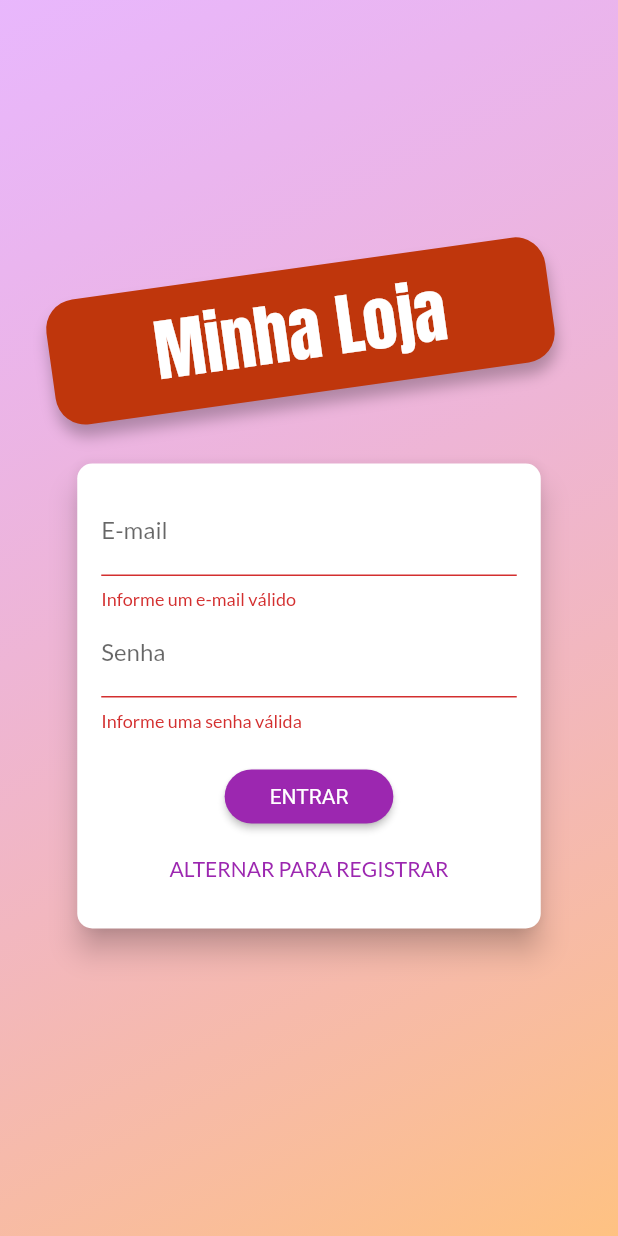
After one commit to ljeronimodarocha/loja, a Flutter app: the screen it shows after launch, after a tap on "ENTRAR", on a phone screen of 412 x 824 dp. The commit adds this screen. Run offline on Flutter 3.47's test engine with Material 2 defaults, Android fonts, the phone set to English and light mode, and no system bars; our stand-ins replace shared_preferences; network calls fail.

Commit message:
finalizado módulo 11 autenticação.

```diff
--- /dev/null
+++ b/lib/data/store.dart
@@ -0,0 +1,35 @@
+import 'dart:convert';
+
+import 'package:shared_preferences/shared_preferences.dart';
+
+class Store {
+  static Future<void> saveString(String key, String value) async {
+    final prefs = await SharedPreferences.getInstance();
+    prefs.setString(key, value);
+  }
+
+  static Future<void> saveMap(String key, Map<String, dynamic> value) async {
+    saveString(key, jsonEncode(value));
+  }
+
+  static Future<String> getString(String key) async {
+    final prefs = await SharedPreferences.getInstance();
+    return prefs.getString(key);
+  }
+
+  static Future<Map<String, dynamic>> getMap(String key) async {
+    try {
+      Map<String, dynamic> map = jsonDecode(await getString(key));
+      return map;
+    } catch (_) {
+      return null;
+    }
+  }
+
+  static Future<bool> remove(String key) async {
+    final prefs = await SharedPreferences.getInstance();
+    return prefs.remove(key);
+  }
+
+
+}
--- /dev/null
+++ b/lib/exceptions/firebase_exception.dart
@@ -0,0 +1,23 @@
+class FireBaseException implements Exception {
+  static const Map<String, String> errors = {
+    "EMAIL_EXISTS": "E-mail já existe",
+    "OPERATION_NOT_ALLOWED": "Operação não permitida!",
+    "TOO_MANY_ATTEMPTS_TRY_LATER": "Tente mais tarde!",
+    "EMAIL_NOT_FOUND": "E-mail não encontrado",
+    "INVALID_PASSWORD": "Senha Inválida",
+    "USER_DISABLED": "Usuário desativado",
+  };
+
+  final String key;
+
+  const FireBaseException(this.key);
+
+  @override
+  String toString() {
+    if (errors.containsKey(key)) {
+      return errors[key];
+    } else {
+      return "Ocorreu um erro na autentica��o!";
+    }
+  }
+}
--- a/lib/main.dart
+++ b/lib/main.dart
@@ -1,18 +1,20 @@
 import 'package:flutter/material.dart';
 import 'package:provider/provider.dart';
+import 'package:shop/providers/auth.dart';
 import 'package:shop/providers/cart.dart';
 import 'package:shop/providers/orders.dart';
 import 'package:shop/utils/app_routes.dart';
+import 'package:shop/views/auth_home.dart';
 import 'package:shop/views/cart_screen.dart';
 import 'package:shop/views/oders_screen.dart';
 import 'package:shop/views/product_detail_screen.dart';
+import 'package:shop/views/products_overview_screen.dart';
 import 'package:shop/views/products_screen.dart';
 
 import './providers/products.dart';
 import './views/product_form_screen.dart';
-import './views/products_overview_screen.dart';
 
-//parei no modulo 10 aula 26 (dinalizado modulo 10)
+//parei no modulo 11 aula 15(iniciar aula 11)
 void main() => runApp(MyApp());
 
 class MyApp extends StatelessWidget {
@@ -21,13 +23,20 @@ class MyApp extends StatelessWidget {
     return MultiProvider(
       providers: [
         ChangeNotifierProvider(
-          create: (ctx) => new Products(),
+          create: (ctx) => new Auth(),
+        ),
+        ChangeNotifierProxyProvider<Auth, Products>(
+          create: (_) => new Products(),
+          update: (ctx, auth, previousProducts) =>
+              new Products(auth.token, previousProducts.items, auth.userId),
         ),
         ChangeNotifierProvider(
           create: (ctx) => new Cart(),
         ),
-        ChangeNotifierProvider(
+        ChangeNotifierProxyProvider<Auth, Orders>(
           create: (ctx) => new Orders(),
+          update: (ctx, auth, previousOrders) =>
+              new Orders(auth.token, previousOrders.items, auth.userId),
         ),
       ],
       child: MaterialApp(
@@ -39,9 +48,10 @@ class MyApp extends StatelessWidget {
               secondary: Colors.deepOrange,
             ),
             fontFamily: 'Lato'),
-        home: ProductOverViewScreen(),
+        home: AuthOrHome(),
         debugShowCheckedModeBanner: false,
         routes: {
+          AppRoutes.HOME: (ctx) => ProductOverViewScreen(),
           AppRoutes.PRODUCT_DETAIL: (ctx) => ProductDetailScreen(),
           AppRoutes.CART: (ctx) => CartScreen(),
           AppRoutes.ORDERS: (ctx) => OrderScreen(),
--- /dev/null
+++ b/lib/providers/auth.dart
@@ -0,0 +1,117 @@
+import 'dart:async';
+import 'dart:convert';
+
+import 'package:flutter/material.dart';
+import 'package:http/http.dart' as http;
+import 'package:shop/data/store.dart';
+import 'package:shop/exceptions/firebase_exception.dart';
+
+class Auth with ChangeNotifier {
+  String _userID;
+  String _token;
+  DateTime _expiryDate;
+  Timer _logoutTimer;
+
+  bool get isAuth {
+    return token != null;
+  }
+
+  String get userId {
+    return isAuth ? this._userID : null;
+  }
+
+  String get token {
+    if (_token != null &&
+        _expiryDate != null &&
+        _expiryDate.isAfter(DateTime.now())) {
+      return _token;
+    }
+    return null;
+  }
+
+  Future<void> _authenticate(String email, password, String urlSegment) async {
+    final _url =
+        "https://identitytoolkit.googleapis.com/v1/accounts:$urlSegment?key=AIzaSyAhtX9UlLDGpMEeqvkaQmqI1aAqYquzB9c";
+
+    final response = await http.post(
+      Uri.parse(_url),
+      body: jsonEncode(
+          {'email': email, 'password': password, 'returnSecureToken': true}),
+    );
+    final respondeBody = jsonDecode(response.body);
+    if (respondeBody["error"] != null) {
+      throw FireBaseException(respondeBody["error"]['message']);
+    } else {
+      this._token = respondeBody["idToken"];
+      this._userID = respondeBody["localId"];
+      this._expiryDate = DateTime.now().add(
+        Duration(
+          seconds: int.parse(respondeBody["expiresIn"]),
+        ),
+      );
+
+      Store.saveMap('userData', {
+        "token": _token,
+        "userID": _userID,
+        "expiryDate": _expiryDate.toIso8601String(),
+      });
+
+      _autoLogout();
+      notifyListeners();
+    }
+
+    return Future.value();
+  }
+
+  Future<void> signup(String email, String password) async {
+    return _authenticate(email, password, "signUp");
+  }
+
+  Future<void> entrar(String email, String password) async {
+    return _authenticate(email, password, "signInWithPassword");
+  }
+
+  Future<void> tryAutoLogin() async {
+    if (isAuth) {
+      return Future.value();
+    }
+    final userData = await Store.getMap('userData');
+    if (userData == null) {
+      return Future.value();
+    }
+
+    final expiryDate = DateTime.parse(userData["expiryDate"]);
+
+    if (expiryDate.isBefore(DateTime.now())) {
+      return Future.value();
+    }
+
+    _userID = userData["userID"];
+    _token = userData["token"];
+    _expiryDate = expiryDate;
+
+    _autoLogout();
+    notifyListeners();
+    return Future.value();
+  }
+
+  void logout() {
+    _token == null;
+    _userID = null;
+    _expiryDate = null;
+    if (_logoutTimer != null) {
+      _logoutTimer.cancel();
+      _logoutTimer = null;
+    }
+    Store.remove('userData');
+    notifyListeners();
+  }
+
+  void _autoLogout() {
+    if (_logoutTimer != null) {
+      _logoutTimer.cancel();
+    }
+    final timeToLogout = _expiryDate.difference(DateTime.now()).inSeconds;
+    _logoutTimer = Timer(Duration(seconds: timeToLogout), logout);
+  }
+}
--- a/lib/providers/orders.dart
+++ b/lib/providers/orders.dart
@@ -16,9 +16,17 @@ class Order {
 }
 
 class Orders with ChangeNotifier {
+
+  String _token;
+
+  String _userId;
+
+
+  Orders([this._token, this._items = const [], this._userId]);
+
   List<Order> _items = [];
 
-  final String _baseUrl = '${Constants.BASE_API_URL}/orders.json';
+  final String _baseUrl = '${Constants.BASE_API_URL}/orders';
 
   List<Order> get items {
     return [..._items];
@@ -30,7 +38,7 @@ class Orders with ChangeNotifier {
 
   Future<void> addOrder(Cart cart) async {
     final date = DateTime.now();
-    final response = await http.post(Uri.parse(_baseUrl),
+    final response = await http.post(Uri.parse("$_baseUrl/$_userId.json?auth=$_token"),
         body: jsonEncode({
           'total': cart.totalAmount,
           'date': date.toIso8601String(),
@@ -59,7 +67,7 @@ class Orders with ChangeNotifier {
 
   Future<void> loadOrders() async {
     List<Order> loadeditems = [];
-    final response = await http.get(Uri.parse("$_baseUrl"));
+    final response = await http.get(Uri.parse("$_baseUrl/$_userId.json?auth=$_token"));
     Map<String, dynamic> data = jsonDecode(response.body);
     loadeditems.clear();
     if (data != null) {
--- /dev/null
+++ b/lib/utils/AuthMode.dart
@@ -0,0 +1,4 @@
+enum AuthMode {
+  Signup,
+  Login,
+}
--- a/lib/utils/app_routes.dart
+++ b/lib/utils/app_routes.dart
@@ -1,5 +1,6 @@
 class AppRoutes{
-  static const HOME = '/';
+  static const AUTH = '/';
+  static const HOME = '/home';
   static const PRODUCT_DETAIL = '/product-detail';
   static const CART = '/cart';
   static const ORDERS = '/orders';
--- /dev/null
+++ b/lib/views/auth_home.dart
@@ -0,0 +1,27 @@
+import 'package:flutter/material.dart';
+import 'package:provider/provider.dart';
+import 'package:shop/providers/auth.dart';
+import 'package:shop/views/auth_screen.dart';
+import 'package:shop/views/products_overview_screen.dart';
+
+class AuthOrHome extends StatelessWidget {
+  @override
+  Widget build(BuildContext context) {
+    Auth auth = Provider.of<Auth>(context);
+    return FutureBuilder(
+        future: auth.tryAutoLogin(),
+        builder: (ctx, snapshot) {
+          if (snapshot.connectionState == ConnectionState.waiting) {
+            return Center(
+              child: const CircularProgressIndicator(),
+            );
+          } else if (snapshot.error != null) {
+            return Center(
+              child: const Text('Ocorreu um erro!'),
+            );
+          } else {
+            return auth.isAuth ? ProductOverViewScreen() : AuthScreen();
+          }
+        });
+  }
+}
--- /dev/null
+++ b/lib/views/auth_screen.dart
@@ -0,0 +1,61 @@
+import 'dart:math';
+
+import 'package:flutter/material.dart';
+import 'package:shop/widgets/auth_card.dart';
+
+class AuthScreen extends StatelessWidget {
+  @override
+  Widget build(BuildContext context) {
+    return Scaffold(
+      body: Stack(children: [
+        Container(
+          decoration: BoxDecoration(
+            gradient: LinearGradient(
+              colors: [
+                Color.fromRGBO(215, 117, 255, 0.5),
+                Color.fromRGBO(255, 188, 117, 0.9),
+              ],
+              begin: Alignment.topLeft,
+              end: Alignment.bottomRight,
+            ),
+          ),
+        ),
+        Container(
+          width: double.infinity,
+          child: Column(
+            mainAxisAlignment: MainAxisAlignment.center,
+            crossAxisAlignment: CrossAxisAlignment.center,
+            children: [
+              Container(
+                margin: EdgeInsets.only(bottom: 20),
+                padding: EdgeInsets.symmetric(
+                  vertical: 8,
+                  horizontal: 70,
+                ),
+                transform: Matrix4.rotationZ(-8 * pi / 180)..translate(-10.0),
+                decoration: BoxDecoration(
+                    borderRadius: BorderRadius.circular(20),
+                    color: Colors.deepOrange.shade900,
+                    boxShadow: [
+                      BoxShadow(
+                          blurRadius: 8,
+                          color: Colors.black26,
+                          offset: Offset(0, 8))
+                    ]),
+                child: Text(
+                  'Minha Loja',
+                  style: TextStyle(
+                    color: Theme.of(context).primaryTextTheme.titleMedium.color,
+                    fontSize: 45,
+                    fontFamily: 'Anton',
+                  ),
+                ),
+              ),
+              AuthCard(),
+            ],
+          ),
+        ),
+      ]),
+    );
+  }
+}
--- /dev/null
+++ b/lib/widgets/auth_card.dart
@@ -0,0 +1,166 @@
+import 'package:flutter/material.dart';
+import 'package:provider/provider.dart';
+import 'package:shop/providers/auth.dart';
+import '../utils/AuthMode.dart';
+import '../exceptions/firebase_exception.dart';
+
+class AuthCard extends StatefulWidget {
+  @override
+  _AuthCardState createState() => _AuthCardState();
+}
+
+class _AuthCardState extends State<AuthCard> {
+  GlobalKey<FormState> _form = GlobalKey();
+
+  bool _isLoading = false;
+
+  void _showErrorDialog(String msg) {
+    showDialog(
+        context: context,
+        builder: (ctx) => AlertDialog(
+              title: Text('Ocorreu um erro'),
+              content: Text(msg),
+              actions: [
+                TextButton(
+                    onPressed: () {
+                      Navigator.of(context).pop();
+                    },
+                    child: Text('Fechar'))
+              ],
+            ));
+  }
+
+  void _switchAuthMode() {
+    if (_authMode == AuthMode.Login) {
+      setState(() {
+        _authMode = AuthMode.Signup;
+      });
+    } else {
+      setState(() {
+        _authMode = AuthMode.Login;
+      });
+    }
+  }
+
+  Future<void> _submit() async {
+    if (!_form.currentState.validate()) {
+      return;
+    }
+
+    setState(() {
+      _isLoading = true;
+    });
+
+    _form.currentState.save();
+
+    Auth auth = Provider.of<Auth>(context, listen: false);
+    try {
+      if (_authMode == AuthMode.Login) {
+        await auth.entrar(_authData['email'], _authData['password']);
+      } else {
+        await auth.signup(_authData['email'], _authData['password']);
+      }
+    }
+     on FireBaseException catch (error) {
+      _showErrorDialog(error.toString());
+    }
+    catch (error) {
+      _showErrorDialog("Ocorreu um erro inesperado!");
+    }
+
+    setState(() {
+      _isLoading = false;
+    });
+  }
+
+  final Map<String, String> _authData = {'email': '', 'password': ''};
+
+  final _passwordController = TextEditingController();
+
+  AuthMode _authMode = AuthMode.Login;
+
+  @override
+  Widget build(BuildContext context) {
+    final deviceSize = MediaQuery.of(context).size;
+    return Card(
+      elevation: 8.0,
+      shape: RoundedRectangleBorder(borderRadius: BorderRadius.circular(10)),
+      child: Container(
+        height: _authMode == AuthMode.Login ? 310 : 395,
+        width: deviceSize.width * 0.75,
+        padding: EdgeInsets.all(16),
+        child: Form(
+          key: _form,
+          child: Column(
+            children: [
+              TextFormField(
+                decoration: InputDecoration(labelText: 'E-mail'),
+                keyboardType: TextInputType.emailAddress,
+                validator: (value) {
+                  if (value.isEmpty || !value.contains('@')) {
+                    return "Informe um e-mail válido";
+                  }
+                  return null;
+                },
+                onSaved: (value) => _authData['email'] = value,
+              ),
+              TextFormField(
+                decoration: InputDecoration(labelText: 'Senha'),
+                controller: _passwordController,
+                obscureText: true,
+                validator: (value) {
+                  if (value.isEmpty || value.length < 5) {
+                    return "Informe uma senha válida";
+                  }
+                  return null;
+                },
+                onSaved: (value) => _authData['password'] = value,
+              ),
+              if (_authMode == AuthMode.Signup)
+                TextFormField(
+                  decoration: InputDecoration(labelText: 'Confirmar Senha'),
+                  obscureText: true,
+                  validator: _authMode == AuthMode.Signup
+                      ? (value) {
+                          if (value != _passwordController.text) {
+                            return "Senhas são diferentes!";
+                          }
+                          return null;
+                        }
+                      : null,
+                ),
+              Spacer(),
+              if (_isLoading)
+                CircularProgressIndicator()
+              else
+                ElevatedButton(
+                  style: ElevatedButton.styleFrom(
+                      shape: RoundedRectangleBorder(
+                          borderRadius: BorderRadius.circular(30)),
+                      backgroundColor: Theme.of(context).colorScheme.primary,
+                      textStyle: TextStyle(
+                        color: Theme.of(context).primaryTextTheme.button.color,
+                      ),
+                      padding: EdgeInsets.symmetric(
+                        horizontal: 30,
+                        vertical: 8,
+                      )),
+                  onPressed: _submit,
+                  child: Text(
+                      _authMode == AuthMode.Login ? 'ENTRAR' : 'REGISTRAR'),
+                ),
+              TextButton(
+                onPressed: _switchAuthMode,
+                child: Text(
+                  "ALTERNAR PARA ${_authMode == AuthMode.Login ? 'REGISTRAR' : 'LOGIN'}",
+                  style:
+                      TextStyle(color: Theme.of(context).colorScheme.primary),
+                ),
+              )
+            ],
+          ),
+        ),
+      ),
+    );
+  }
+}
--- a/lib/widgets/product_grid_item.dart
+++ b/lib/widgets/product_grid_item.dart
@@ -1,5 +1,6 @@
 import 'package:flutter/material.dart';
 import 'package:provider/provider.dart';
+import 'package:shop/providers/auth.dart';
 import 'package:shop/providers/cart.dart';
 import 'package:shop/utils/app_routes.dart';
 
@@ -10,6 +11,7 @@ class ProductGridItem extends StatelessWidget {
   Widget build(BuildContext context) {
     final Product product = Provider.of<Product>(context, listen: false);
     final Cart cart = Provider.of<Cart>(context, listen: false);
+    final Auth auth = Provider.of<Auth>(context, listen: false);
 
     return ClipRRect(
       borderRadius: BorderRadius.circular(10),
@@ -38,7 +40,7 @@ class ProductGridItem extends StatelessWidget {
           leading: Consumer<Product>(
             builder: (ctx, product, _) => IconButton(
               onPressed: () {
-                product.toggleFavorite();
+                product.toggleFavorite(auth.token, auth.userId);
               },
               icon: Icon(
                 product.isFavorite ? Icons.favorite : Icons.favorite_border,
--- a/pubspec.yaml
+++ b/pubspec.yaml
@@ -22,6 +22,7 @@ dependencies:
   provider: ^4.0.5
   intl: ^0.16.1
   http: ^0.13.5
+  shared_preferences: ^0.5.7+3
 
   # The following adds the Cupertino Icons font to your application.
   # Use with the CupertinoIcons class for iOS style icons.
```
Also changed, not shown: lib/providers/product.dart (+4 -6 lines), lib/providers/products.dart (+19 -9 lines), lib/widgets/app_drawer.dart (+9 -0 lines).
